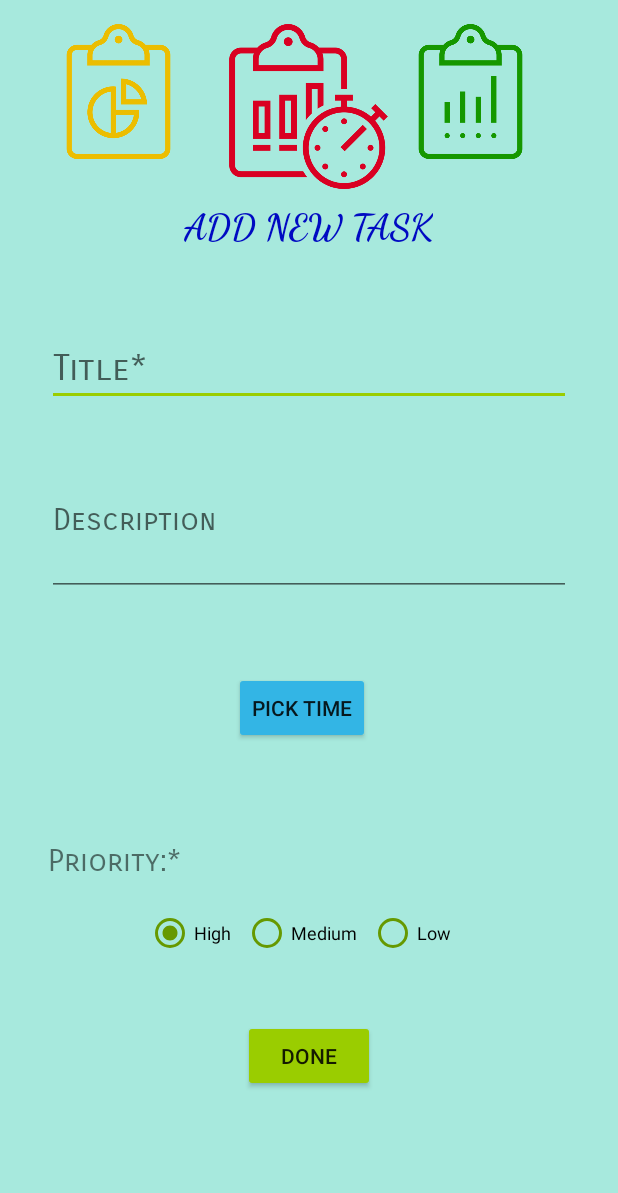
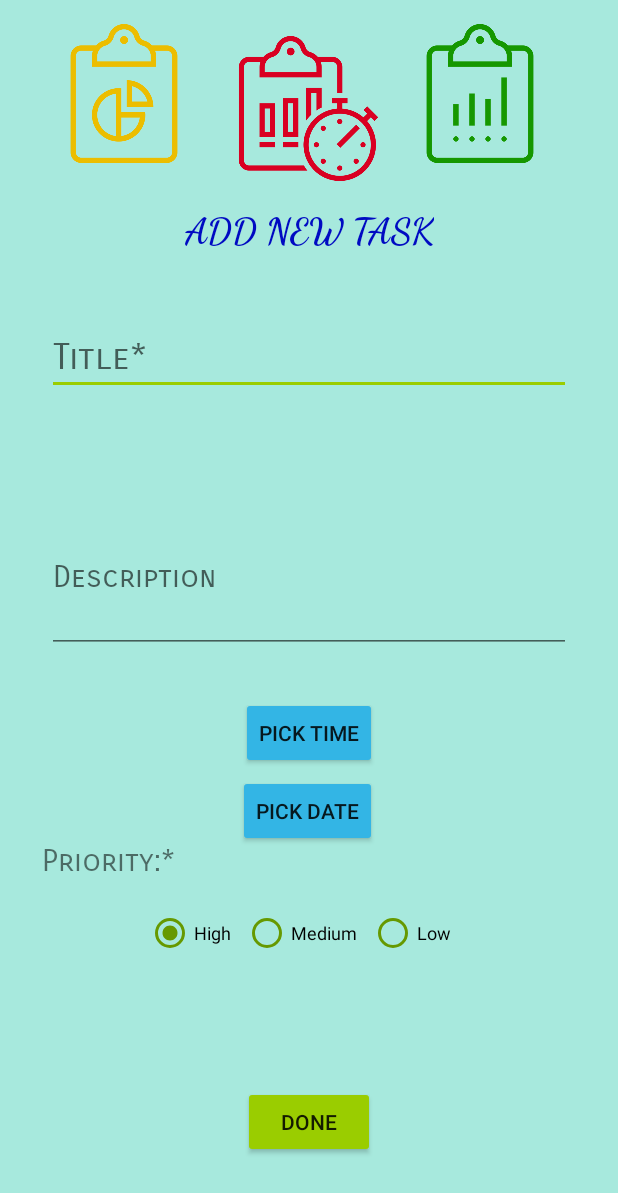
Before and after one commit to Ambrz77/comfy-manager-app, an Android app: the layout activity_add_task.xml on its own in the app's theme, with its tools: preview values and no code run, on a phone screen of 412 x 824 dp. Shown: the top 1193 px of the screen. Run offline under Robolectric (Android 15) with nearby library versions, the light colour scheme and no system bars.

Commit message:
Add Task xml Minor bugs Fixed!

```diff
--- a/app/src/main/java/com/example/alireza/taskmanager/AddTask.java
+++ b/app/src/main/java/com/example/alireza/taskmanager/AddTask.java
@@ -4,6 +4,7 @@ import android.app.DatePickerDialog;
 import android.app.Dialog;
 import android.app.TimePickerDialog;
 import android.content.Intent;
+import android.content.pm.ActivityInfo;
 import android.support.v4.app.DialogFragment;
 import android.support.v7.app.AppCompatActivity;
 import android.os.Bundle;
@@ -24,6 +25,7 @@ public class AddTask extends AppCompatActivity implements TimePickerDialog.OnTim
 
     @Override
     protected void onCreate(Bundle savedInstanceState) {
+        setRequestedOrientation(ActivityInfo.SCREEN_ORIENTATION_PORTRAIT);
         super.onCreate(savedInstanceState);
         setContentView(R.layout.activity_add_task);
 
--- a/app/src/main/java/com/example/alireza/taskmanager/HomeActivity.java
+++ b/app/src/main/java/com/example/alireza/taskmanager/HomeActivity.java
@@ -1,6 +1,7 @@
 package com.example.alireza.taskmanager;
 
 import android.content.Intent;
+import android.content.pm.ActivityInfo;
 import android.os.Bundle;
 import android.support.design.widget.FloatingActionButton;
 import android.support.design.widget.Snackbar;
@@ -21,6 +22,7 @@ public class HomeActivity extends AppCompatActivity implements NavigationView.On
 
     @Override
     protected void onCreate(Bundle savedInstanceState) {
+        setRequestedOrientation(ActivityInfo.SCREEN_ORIENTATION_PORTRAIT);
         super.onCreate(savedInstanceState);
         setContentView(R.layout.activity_home);
         Toolbar toolbar = (Toolbar) findViewById(R.id.toolbar);
--- a/app/src/main/java/com/example/alireza/taskmanager/MainActivity.java
+++ b/app/src/main/java/com/example/alireza/taskmanager/MainActivity.java
@@ -15,8 +15,8 @@ public class MainActivity extends AppCompatActivity {
         setRequestedOrientation(ActivityInfo.SCREEN_ORIENTATION_PORTRAIT);
 
         //Intent for Login Page Test:
-        /*Intent NewIntent = new Intent(getApplicationContext(), AddTask.class);
-        startActivity(NewIntent);*/
+        Intent NewIntent = new Intent(getApplicationContext(), AddTask.class);
+        startActivity(NewIntent);
 
         super.onCreate(savedInstanceState);
         setContentView(R.layout.activity_main);
--- a/app/src/main/res/layout/activity_add_task.xml
+++ b/app/src/main/res/layout/activity_add_task.xml
@@ -8,11 +8,10 @@
 
     <ImageView
         android:id="@+id/imageView5"
-        android:layout_width="110dp"
-        android:layout_height="110dp"
-        android:layout_marginStart="26dp"
+        android:layout_width="0dp"
+        android:layout_height="0dp"
         android:layout_marginTop="16dp"
-        android:layout_marginEnd="8dp"
+        android:layout_marginEnd="17dp"
         android:layout_marginBottom="10dp"
         app:layout_constraintBottom_toTopOf="@+id/textView6"
         app:layout_constraintEnd_toStartOf="@+id/imageView7"
@@ -24,40 +23,39 @@
         android:id="@+id/textView6"
         android:layout_width="wrap_content"
         android:layout_height="wrap_content"
-        android:layout_marginStart="120dp"
-        android:layout_marginTop="10dp"
-        android:layout_marginEnd="121dp"
+        android:layout_marginBottom="44dp"
         android:fontFamily="cursive"
         android:text="Add New Task"
         android:textAllCaps="true"
         android:textColor="@color/colorPrimaryDark"
         android:textSize="24sp"
         android:textStyle="bold"
+        app:layout_constraintBottom_toTopOf="@+id/editText2"
         app:layout_constraintEnd_toEndOf="parent"
-        app:layout_constraintStart_toStartOf="parent"
-        app:layout_constraintTop_toBottomOf="@+id/imageView5" />
+        app:layout_constraintStart_toStartOf="parent" />
 
     <ImageView
         android:id="@+id/imageView6"
-        android:layout_width="90dp"
-        android:layout_height="90dp"
+        android:layout_width="0dp"
+        android:layout_height="0dp"
         android:layout_marginStart="34dp"
-        android:layout_marginTop="16dp"
-        android:layout_marginBottom="30dp"
-        app:layout_constraintBottom_toTopOf="@+id/textView6"
+        android:layout_marginEnd="26dp"
+        app:layout_constraintBottom_toBottomOf="@+id/imageView7"
+        app:layout_constraintEnd_toStartOf="@+id/imageView5"
         app:layout_constraintStart_toStartOf="parent"
-        app:layout_constraintTop_toTopOf="parent"
+        app:layout_constraintTop_toTopOf="@+id/imageView5"
         app:srcCompat="@drawable/clipboards11" />
 
     <ImageView
         android:id="@+id/imageView7"
-        android:layout_width="90dp"
-        android:layout_height="90dp"
+        android:layout_width="0dp"
+        android:layout_height="0dp"
         android:layout_marginTop="16dp"
-        android:layout_marginEnd="53dp"
-        android:layout_marginBottom="30dp"
-        app:layout_constraintBottom_toTopOf="@+id/textView6"
+        android:layout_marginEnd="43dp"
+        android:layout_marginBottom="20dp"
+        app:layout_constraintBottom_toBottomOf="@+id/imageView5"
         app:layout_constraintEnd_toEndOf="parent"
+        app:layout_constraintStart_toEndOf="@+id/imageView5"
         app:layout_constraintTop_toTopOf="parent"
         app:srcCompat="@drawable/clipboards10" />
 
@@ -65,30 +63,23 @@
         android:id="@+id/TimePick"
         android:layout_width="wrap_content"
         android:layout_height="wrap_content"
-        android:layout_marginStart="156dp"
-        android:layout_marginEnd="164dp"
-        android:layout_marginBottom="328dp"
+        android:layout_marginTop="29dp"
         android:backgroundTint="@android:color/holo_blue_light"
         android:text="Pick Time"
-        app:layout_constraintBottom_toBottomOf="parent"
         app:layout_constraintEnd_toEndOf="parent"
-        app:layout_constraintHorizontal_bias="0.0"
-        app:layout_constraintStart_toStartOf="parent" />
+        app:layout_constraintStart_toStartOf="parent"
+        app:layout_constraintTop_toBottomOf="@+id/editText3" />
 
     <Button
         android:id="@+id/DatePick"
         android:layout_width="wrap_content"
         android:layout_height="wrap_content"
-        android:layout_marginStart="156dp"
-        android:layout_marginTop="22dp"
-        android:layout_marginEnd="162dp"
-        android:layout_marginBottom="89dp"
+        android:layout_marginTop="4dp"
+        android:layout_marginBottom="8dp"
         android:backgroundTint="@android:color/holo_blue_light"
         android:text="Pick Date"
-        app:layout_constraintBottom_toTopOf="@+id/radioGroup"
-        app:layout_constraintEnd_toEndOf="parent"
-        app:layout_constraintHorizontal_bias="0.0"
-        app:layout_constraintStart_toStartOf="parent"
+        app:layout_constraintBottom_toTopOf="@+id/DoneButton"
+        app:layout_constraintEnd_toEndOf="@+id/TimePick"
         app:layout_constraintTop_toBottomOf="@+id/TimePick"
         app:layout_constraintVertical_bias="0.0" />
 
@@ -96,25 +87,27 @@
         android:id="@+id/textView7"
         android:layout_width="wrap_content"
         android:layout_height="wrap_content"
-        android:layout_marginStart="32dp"
-        android:layout_marginEnd="292dp"
+        android:layout_marginStart="28dp"
+        android:layout_marginTop="8dp"
         android:layout_marginBottom="17dp"
         android:fontFamily="sans-serif-smallcaps"
         android:text="Priority:*"
         android:textSize="20sp"
         app:layout_constraintBottom_toTopOf="@+id/radioGroup"
-        app:layout_constraintEnd_toEndOf="parent"
-        app:layout_constraintStart_toStartOf="parent" />
+        app:layout_constraintStart_toStartOf="parent"
+        app:layout_constraintTop_toBottomOf="@+id/editText3"
+        app:layout_constraintVertical_bias="1.0" />
 
     <RadioGroup
         android:id="@+id/radioGroup"
-        android:layout_width="match_parent"
+        android:layout_width="0dp"
         android:layout_height="36dp"
         android:layout_marginBottom="184dp"
         android:gravity="center"
         android:orientation="horizontal"
         app:layout_constraintBottom_toBottomOf="parent"
-        tools:layout_editor_absoluteX="16dp">
+        app:layout_constraintEnd_toEndOf="parent"
+        app:layout_constraintStart_toStartOf="parent">
 
         <RadioButton
             android:id="@+id/Highbtn"
@@ -158,10 +151,8 @@
         android:id="@+id/DoneButton"
         android:layout_width="wrap_content"
         android:layout_height="wrap_content"
-        android:layout_marginStart="161dp"
-        android:layout_marginTop="57dp"
-        android:layout_marginEnd="162dp"
-        android:layout_marginBottom="113dp"
+        android:layout_marginTop="40dp"
+        android:layout_marginBottom="8dp"
         android:backgroundTint="@color/colorPrimary"
         android:text="Done"
         app:layout_constraintBottom_toBottomOf="parent"
@@ -174,15 +165,13 @@
         android:layout_width="0dp"
         android:layout_height="wrap_content"
         android:layout_marginStart="31dp"
-        android:layout_marginTop="210dp"
+        android:layout_marginTop="213dp"
         android:layout_marginEnd="31dp"
-        android:layout_marginBottom="16dp"
         android:ems="10"
         android:fontFamily="sans-serif-smallcaps"
         android:hint="Title*"
         android:inputType="textPersonName"
         android:textSize="24sp"
-        app:layout_constraintBottom_toTopOf="@+id/editText3"
         app:layout_constraintEnd_toEndOf="parent"
         app:layout_constraintStart_toStartOf="parent"
         app:layout_constraintTop_toTopOf="parent" />
@@ -192,16 +181,17 @@
         android:layout_width="0dp"
         android:layout_height="100dp"
         android:layout_marginStart="31dp"
+        android:layout_marginTop="207dp"
         android:layout_marginEnd="31dp"
-        android:layout_marginBottom="196dp"
+        android:layout_marginBottom="206dp"
         android:ems="10"
         android:fontFamily="sans-serif-smallcaps"
         android:hint="Description"
         android:inputType="textPersonName"
         android:textSize="20sp"
-        app:layout_constraintBottom_toTopOf="@+id/radioGroup"
+        app:layout_constraintBottom_toBottomOf="@+id/radioGroup"
         app:layout_constraintEnd_toEndOf="parent"
         app:layout_constraintStart_toStartOf="parent"
-        app:layout_constraintTop_toBottomOf="@+id/editText2" />
+        app:layout_constraintTop_toBottomOf="@+id/imageView5" />
 
 </android.support.constraint.ConstraintLayout>
--- a/app/src/main/res/xml/pref_headers.xml
+++ b/app/src/main/res/xml/pref_headers.xml
@@ -2,6 +2,4 @@
 
     <!-- These settings headers are only used on tablets. -->
 
-
-
 </preference-headers>
```
